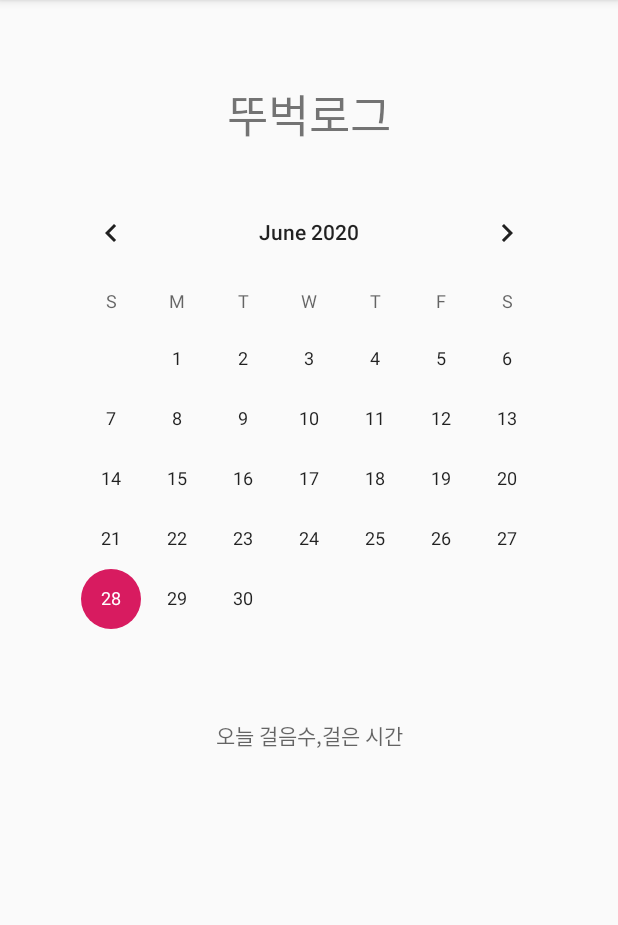
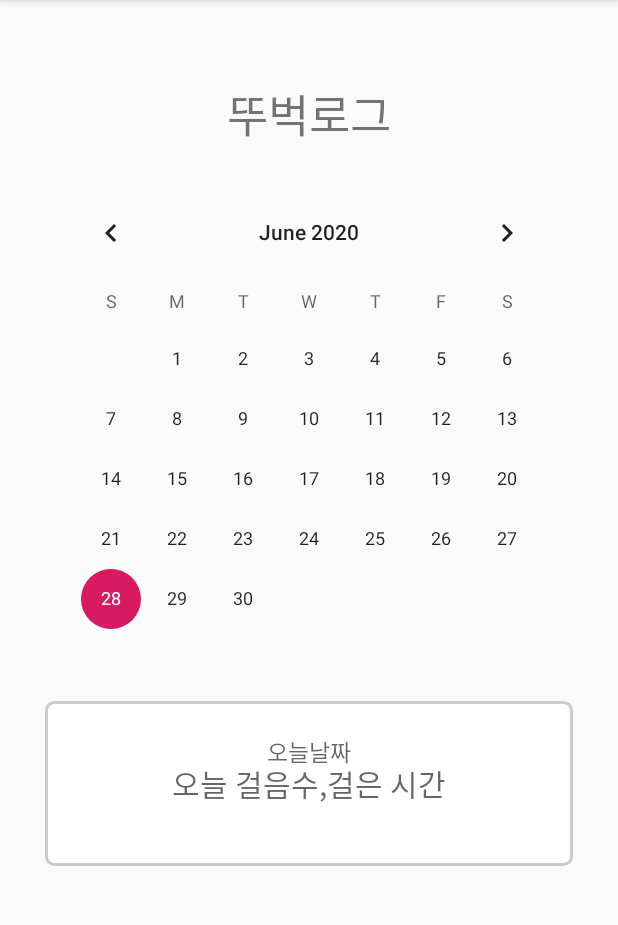
Before and after one commit to pbsmoblie/PBS_moblie, an Android app: the CalendarActivity screen opened directly, with no data from a screen before it, on a phone screen of 412 x 824 dp, the part 84-1009 px from its top. Run offline under Robolectric (Android 15) with nearby library versions, the phone set to English and light mode, and no system bars; our stand-ins replace Firebase (no records; nobody signed in at launch, a user with empty details on screens opened directly).

Commit message:
걸음 수 랭킹 구현

```diff
--- a/app/build.gradle
+++ b/app/build.gradle
@@ -47,6 +47,9 @@ dependencies {
     implementation 'com.google.firebase:firebase-database:19.3.0'
     implementation 'com.android.support:design:29.0.0'
     implementation 'androidx.viewpager2:viewpager2:1.0.0'
+    implementation 'com.android.support:recyclerview-v7:29.1.1'
+
+    implementation 'androidx.recyclerview:recyclerview:1.0.0'
 
 
 }
--- a/app/src/main/AndroidManifest.xml
+++ b/app/src/main/AndroidManifest.xml
@@ -18,7 +18,8 @@
         android:roundIcon="@mipmap/ic_launcher_round"
         android:supportsRtl="true"
         android:theme="@style/AppTheme">
-        <activity android:name=".RankActivity"></activity>
+        <activity android:name=".Main2Activity"></activity>
+        <activity android:name=".RankActivity" />
         <activity android:name=".NickActivity">
             <intent-filter>
                 <action android:name="android.intent.action.MAIN" />
--- a/app/src/main/java/com/example/pbs_moblie/CalendarActivity.kt
+++ b/app/src/main/java/com/example/pbs_moblie/CalendarActivity.kt
@@ -34,11 +34,12 @@ class CalendarActivity : AppCompatActivity(){
                     if(p0.exists()){ //파이어베이스에 그 날짜에 맞는 값이 존재한다면
                         var stepcount = p0.child("stepcount").getValue(String::class.java)
                         //파이어베이스에 저장되었던 걸음 수를 가져옴
-
+                        datetextveiw.text = date
                         diarytextview.text = "걸음 수 :"+stepcount
                         //가져온 걸음 수를 textview에 출력
                     }else{
-                        diarytextview.text = "오늘은 걷지 않았습니다~^^"
+                        datetextveiw.text =date
+                        diarytextview.text = "아직 걷지 않았습니다~^^"
                     }
 
 
--- /dev/null
+++ b/app/src/main/java/com/example/pbs_moblie/RankNumData.kt
@@ -0,0 +1,6 @@
+package com.example.pbs_moblie
+
+data class RankNumData (
+    var nickname:String? ="",
+    var  stepcount : String?=""
+)
--- /dev/null
+++ b/app/src/main/res/drawable/ic_looks_one_black_24dp.xml
@@ -0,0 +1,5 @@
+<vector android:height="60dp" android:tint="#FFF612"
+    android:viewportHeight="24.0" android:viewportWidth="24.0"
+    android:width="60dp" xmlns:android="http://schemas.android.com/apk/res/android">
+    <path android:fillColor="#FF000000" android:pathData="M19,3L5,3c-1.1,0 -2,0.9 -2,2v14c0,1.1 0.9,2 2,2h14c1.1,0 2,-0.9 2,-2L21,5c0,-1.1 -0.9,-2 -2,-2zM14,17h-2L12,9h-2L10,7h4v10z"/>
+</vector>
--- /dev/null
+++ b/app/src/main/res/drawable/text_design.xml
@@ -0,0 +1,18 @@
+<?xml version="1.0" encoding="utf-8"?>
+<selector xmlns:android="http://schemas.android.com/apk/res/android">
+
+    <item
+        android:start="2dp"
+        android:end="2dp"
+        android:top="2dp"
+        android:bottom="2dp">
+
+        <shape android:shape="rectangle">
+            <corners android:radius="5dp"></corners>
+            <solid android:color="#ffffff"/>
+            <stroke android:width="2dp"
+                android:color="#CCCBCB"></stroke>
+
+        </shape>
+    </item>
+</selector>
--- a/app/src/main/res/layout/activity_calendar.xml
+++ b/app/src/main/res/layout/activity_calendar.xml
@@ -28,10 +28,27 @@
 
     <TextView
         android:id="@+id/diarytextview"
+        android:layout_width="match_parent"
+        android:layout_height="wrap_content"
+        android:layout_marginLeft="30dp"
+        android:layout_marginTop="8dp"
+        android:layout_marginRight="30dp"
+        android:background="@drawable/text_design"
+        android:gravity="center"
+        android:hint="오늘 걸음수,걸은 시간"
+        android:padding="40dp"
+        android:textSize="20dp"
+        app:layout_constraintEnd_toEndOf="parent"
+        app:layout_constraintStart_toStartOf="parent"
+        app:layout_constraintTop_toBottomOf="@+id/calendarView" />
+
+    <TextView
+        android:id="@+id/datetextveiw"
         android:layout_width="wrap_content"
         android:layout_height="wrap_content"
-        android:layout_marginTop="20dp"
-        android:hint="오늘 걸음수,걸은 시간"
+        android:layout_marginTop="30dp"
+        android:hint="오늘날짜"
+        android:textSize="15dp"
         app:layout_constraintEnd_toEndOf="parent"
         app:layout_constraintStart_toStartOf="parent"
         app:layout_constraintTop_toBottomOf="@+id/calendarView" />
--- a/app/src/main/res/layout/fragment_time.xml
+++ b/app/src/main/res/layout/fragment_time.xml
@@ -5,7 +5,5 @@
     android:layout_height="match_parent"
     tools:context=".Fragment_time">
 
-    <androidx.recyclerview.widget.RecyclerView
-        android:layout_width="match_parent"
-        android:layout_height="match_parent" />
+
 </FrameLayout>
```
Also changed, not shown: app/src/main/java/com/example/pbs_moblie/Fragment_Num.kt (+66 -5 lines), app/src/main/java/com/example/pbs_moblie/MainActivity.kt (+24 -23 lines), app/src/main/java/com/example/pbs_moblie/RankNumAdapter.kt (added, +41 -0 lines), app/src/main/res/drawable/ic_directions_walk_black_24dp.xml (added, +9 -0 lines), app/src/main/res/drawable/ic_event_note_black_24dp.xml (added, +9 -0 lines), app/src/main/res/layout/fragment__num.xml (deleted, +0 -11 lines), app/src/main/res/layout/fragment_fragment__num.xml (added, +18 -0 lines), app/src/main/res/layout/list_item.xml (added, +58 -0 lines), app/src/main/res/menu/menu.xml (added, +14 -0 lines), app/src/main/res/drawable-v24/shoe.png (added).
